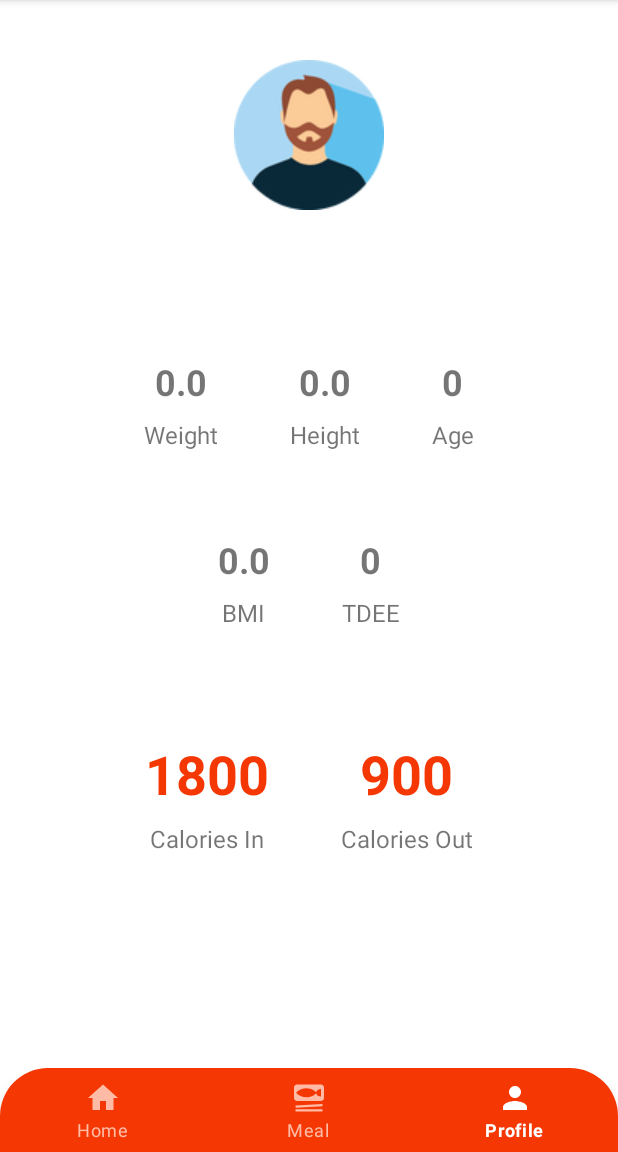
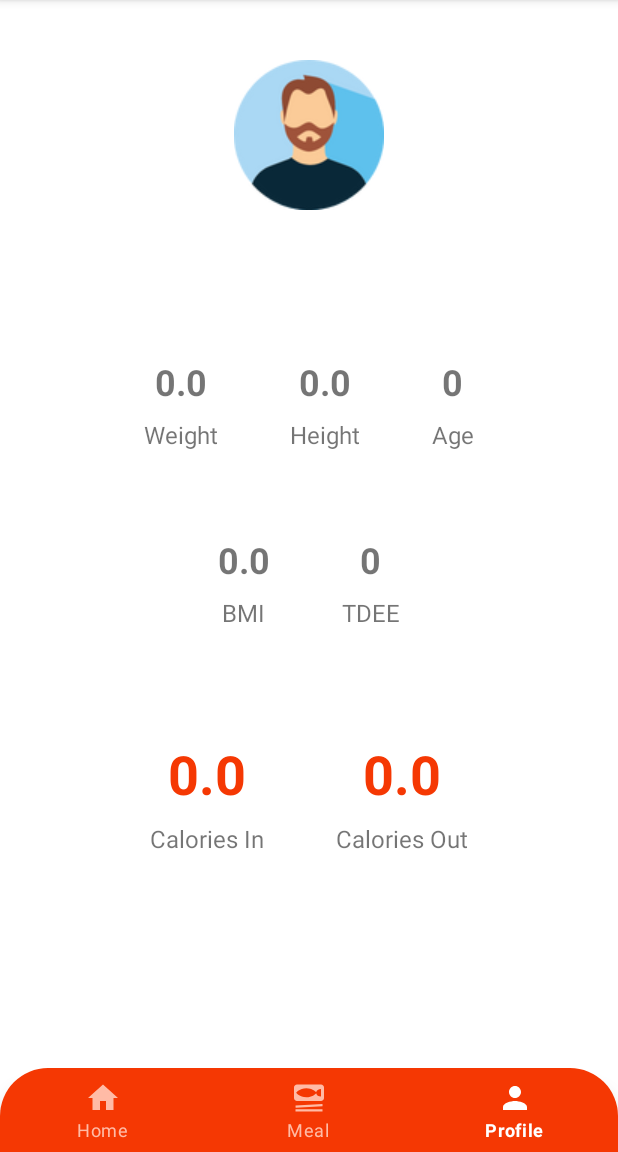
Before and after one commit to b1amage/fitness-app, an Android app: the ProfileActivity screen opened directly, with no data from a screen before it, on a phone screen of 412 x 824 dp, the part 84-1236 px from its top. Run offline under Robolectric (Android 15) with nearby library versions, the light colour scheme and no system bars.

Commit message:
finish basic features

```diff
--- a/app/src/main/java/com/example/fitnessapp/activity/ProfileActivity.java
+++ b/app/src/main/java/com/example/fitnessapp/activity/ProfileActivity.java
@@ -28,6 +28,7 @@ public class ProfileActivity extends AppCompatActivity {
     private TextView caloOut;
 
     private void initComponents() {
+        avatar = findViewById(R.id.userAvatar);
         username = findViewById(R.id.profileUsername);
         weight = findViewById(R.id.profileWeightTxt);
         height = findViewById(R.id.profileHeightTxt);
@@ -48,6 +49,11 @@ public class ProfileActivity extends AppCompatActivity {
         System.out.println("BMI: " + String.valueOf(sh.getFloat("bmi", 0)));
         bmi.setText(String.valueOf((double) Math.round(sh.getFloat("bmi", 0) * 100.0) / 100.0));
         tdee.setText(String.valueOf(Math.round(sh.getFloat("tdee", 0))));
+
+        caloIn.setText(String.valueOf(sh.getFloat("caloIn", 0)));
+        caloOut.setText(String.valueOf(sh.getFloat("caloOut", 0)));
+
+        avatar.setImageResource(sh.getString("gender", "m").equals("m") ? R.drawable.male_avatar : R.drawable.female_avatar);
     }
 
 
--- a/app/src/main/res/layout/activity_name_input.xml
+++ b/app/src/main/res/layout/activity_name_input.xml
@@ -10,7 +10,7 @@
     <TextView
         android:layout_width="wrap_content"
         android:layout_height="wrap_content"
-        android:text="Welcome to fitness app?"
+        android:text="Welcome to fitness app"
         android:id="@+id/welcomeTitle"
         android:textSize="36dp"
         android:textStyle="bold"
```
Also changed, not shown: app/src/main/java/com/example/fitnessapp/activity/MainActivity.java (+9 -0 lines), app/src/main/java/com/example/fitnessapp/activity/MealActivity.java (+12 -1 lines), app/src/main/java/com/example/fitnessapp/activity/MealDetailActivity.java (+11 -0 lines).
